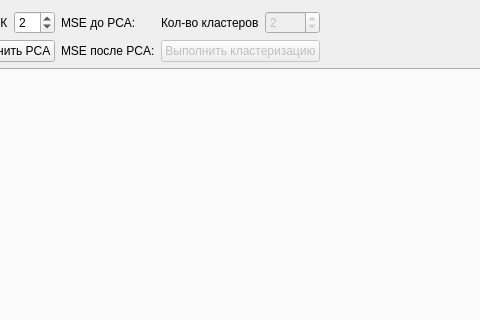
The window that src/gui/chartwidget.ui (Redgrxve/PCA-Learning) describes before a commit, drawn with Qt 5; both pictures show x 199 to 679 and y 0 to 320 of the 1271 by 676 pixel window.
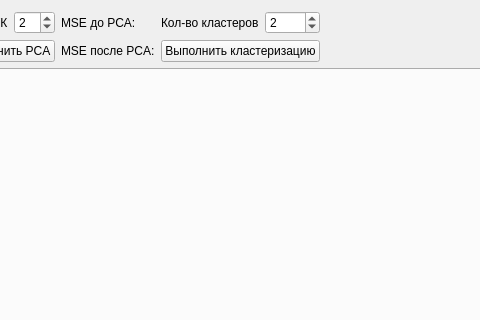
The same window after the commit.

```diff
--- a/src/gui/chartwidget.ui
+++ b/src/gui/chartwidget.ui
@@ -114,7 +114,7 @@
          <item>
           <widget class="QSpinBox" name="clustersSpinBox">
            <property name="enabled">
-            <bool>false</bool>
+            <bool>true</bool>
            </property>
            <property name="minimum">
             <number>1</number>
@@ -129,7 +129,7 @@
        <item>
         <widget class="QPushButton" name="clusterizationButton">
          <property name="enabled">
-          <bool>false</bool>
+          <bool>true</bool>
          </property>
          <property name="text">
           <string>Выполнить кластеризацию</string>
```
Left out of the diff: 6 changed lines with no effect on the pictures.
